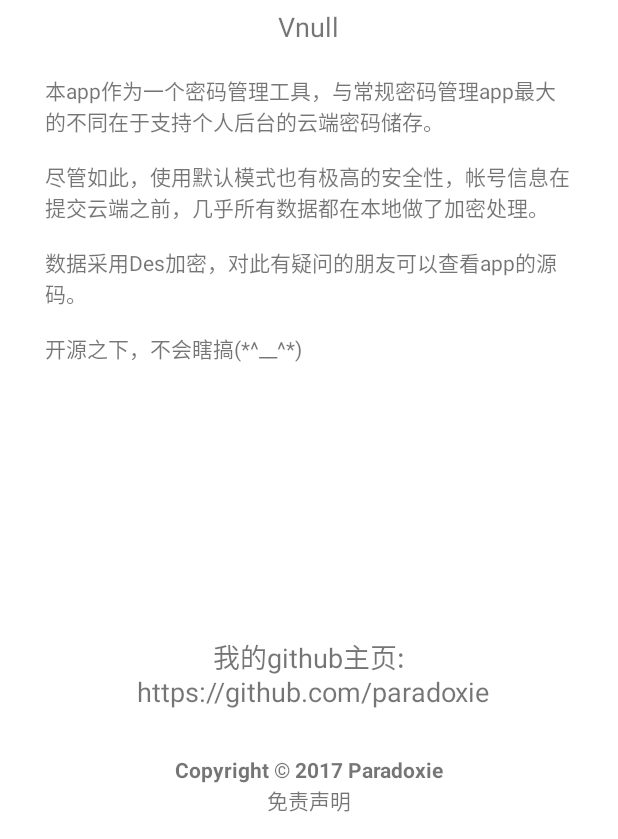
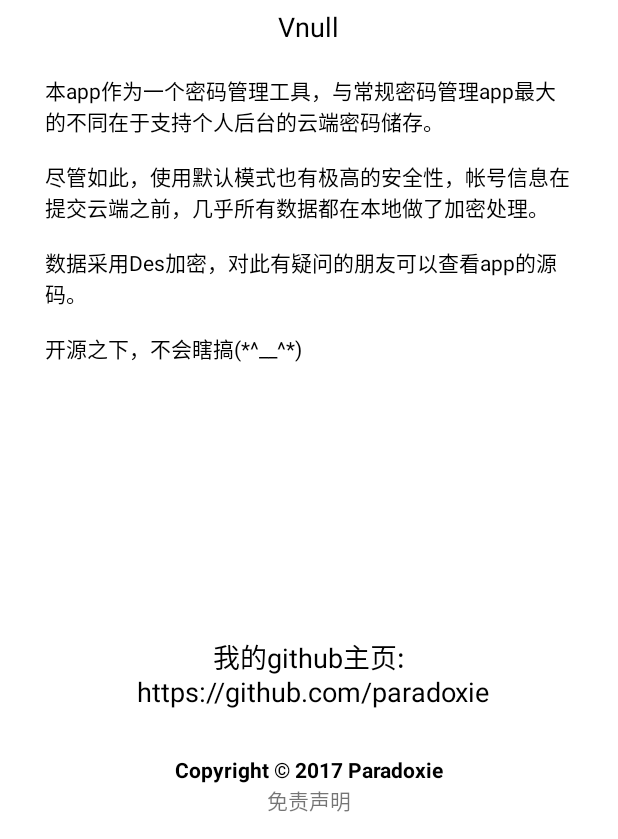
Before and after one commit to paradoxie/DizzyPassword, an Android app: the AboutActivity screen opened directly, with no data from a screen before it, on a phone screen of 412 x 824 dp, the part 397-1236 px from its top. Run offline under Robolectric (Android 15) with nearby library versions, the phone set to English and light mode, and no system bars; libraries missing offline, so code that uses them is left out: cn.bmob.v3, cn.pedant, com.gyf.barlibrary; 2 statements that could not run were skipped.

Commit message:
2017.11.6😂 修复 0.0.4版本bug fix -修复部分手机点击修改闪退的问题 fix -修复部分手机字体显示异常的问题

```diff
--- a/app/src/main/java/cf/paradoxie/dizzypassword/activity/MainActivity.java
+++ b/app/src/main/java/cf/paradoxie/dizzypassword/activity/MainActivity.java
@@ -144,8 +144,8 @@ public class MainActivity extends BaseActivity implements CardStackView.ItemExpe
         mStackView.setItemExpendListener(this);
 
         if (SPUtils.get("key", "") + "" == "") {
-                        Bmob.initialize(this, "46b1709520ec4d0afa17e505680202da");//正式版
-//            Bmob.initialize(this, "949a1379183be6d8a655037d1282c146");//测试版
+//                        Bmob.initialize(this, "46b1709520ec4d0afa17e505680202da");//正式版
+            Bmob.initialize(this, "949a1379183be6d8a655037d1282c146");//测试版
         } else {
             Bmob.initialize(this, SPUtils.get("key", "") + "");
         }
--- a/app/src/main/java/cf/paradoxie/dizzypassword/adapter/TestStackAdapter.java
+++ b/app/src/main/java/cf/paradoxie/dizzypassword/adapter/TestStackAdapter.java
@@ -189,6 +189,7 @@ public class TestStackAdapter extends StackAdapter<Integer> {
                     bundle.putString("id", id);
 
                     intent.putExtras(bundle);
+                    intent.addFlags(Intent.FLAG_ACTIVITY_NEW_TASK);
                     MyApplication.getContext().startActivity(intent.setClass(MyApplication.getContext(), AddActivity.class));
                 }
             });
--- a/app/src/main/res/layout/activity_about.xml
+++ b/app/src/main/res/layout/activity_about.xml
@@ -25,7 +25,7 @@
             android:layout_height="wrap_content"
             android:layout_below="@+id/logo"
             android:layout_centerHorizontal="true"
-            android:textColor="#000000"
+            android:textColor="@android:color/black"
             android:textSize="22sp"
             android:layout_marginTop="5dp"
             android:text="@string/app_name"/>
@@ -36,8 +36,8 @@
             android:layout_height="wrap_content"
             android:layout_below="@+id/name"
             android:textSize="18sp"
-            android:layout_centerHorizontal="true"
-            android:text="@string/app_name"/>
+            android:textColor="@android:color/black"
+            android:layout_centerHorizontal="true"/>
 
         <TextView
             android:id="@+id/note"
@@ -55,6 +55,7 @@
             android:textStyle="bold"
             android:layout_above="@id/note"
             android:layout_marginTop="20dp"
+            android:textColor="@android:color/black"
             android:text="Copyright © 2017 Paradoxie"/>
 
         <TextView
@@ -64,6 +65,7 @@
             android:layout_marginBottom="10dp"
             android:gravity="center"
             android:textSize="18sp"
+            android:textColor="@android:color/black"
             android:text="我的github主页:\n https://github.com/paradoxie"
             android:layout_height="wrap_content"/>
 
@@ -82,6 +84,7 @@
             <TextView
                 android:layout_width="match_parent"
                 android:layout_height="match_parent"
+                android:textColor="@android:color/black"
                 android:text="@string/app_info"/>
 
 
--- a/app/src/main/res/layout/activity_main.xml
+++ b/app/src/main/res/layout/activity_main.xml
@@ -17,6 +17,7 @@
         android:layout_height="wrap_content"
         android:layout_gravity="center"
         android:layout_margin="20dp"
+        android:textColor="@android:color/black"
         android:text="您还没有登录哟~\n点击右下角注册登录吧\n或者点击右上角修改当前ID后再注册登录\n【注意:注册登录后进行修改ID操作，需要重新进行注册】"
         android:visibility="gone"/>
 
--- a/app/src/main/res/layout/activity_safe.xml
+++ b/app/src/main/res/layout/activity_safe.xml
@@ -89,6 +89,7 @@
             android:layout_centerInParent="true"
             android:layout_margin="20dp"
             android:gravity="center"
+            android:textColor="@android:color/black"
             android:text="验证提示信息"/>
 
     </RelativeLayout>
--- a/app/src/main/res/layout/activity_sign.xml
+++ b/app/src/main/res/layout/activity_sign.xml
@@ -130,6 +130,7 @@
                 android:layout_marginLeft="60dp"
                 android:layout_marginRight="20dp"
                 android:layout_marginTop="5dp"
+                android:textColor="@android:color/black"
                 android:text="@string/action_note_4"/>
 
             <TextView
@@ -138,6 +139,7 @@
                 android:layout_marginLeft="60dp"
                 android:layout_marginRight="20dp"
                 android:layout_marginTop="5dp"
+                android:textColor="@android:color/black"
                 android:text="@string/action_note_6"/>
 
             <TextView
```
Also changed, not shown: app/src/main/res/layout/list_card_item.xml (+12 -0 lines).
